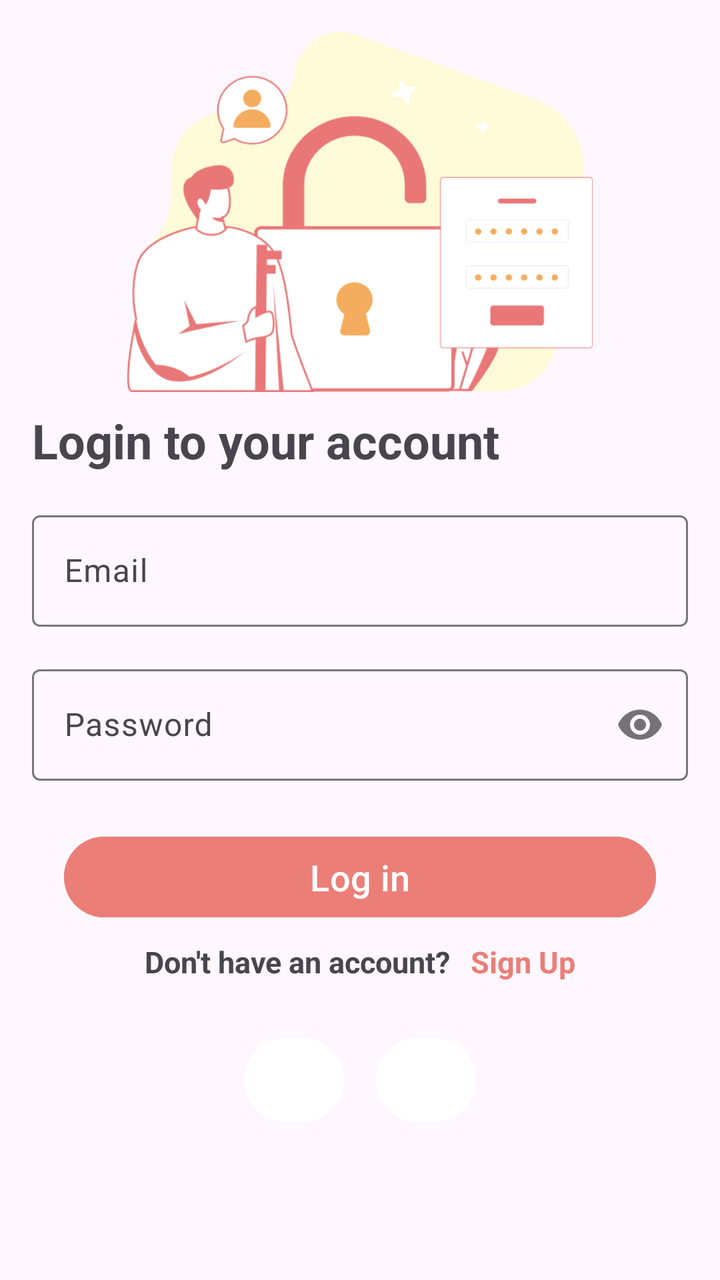
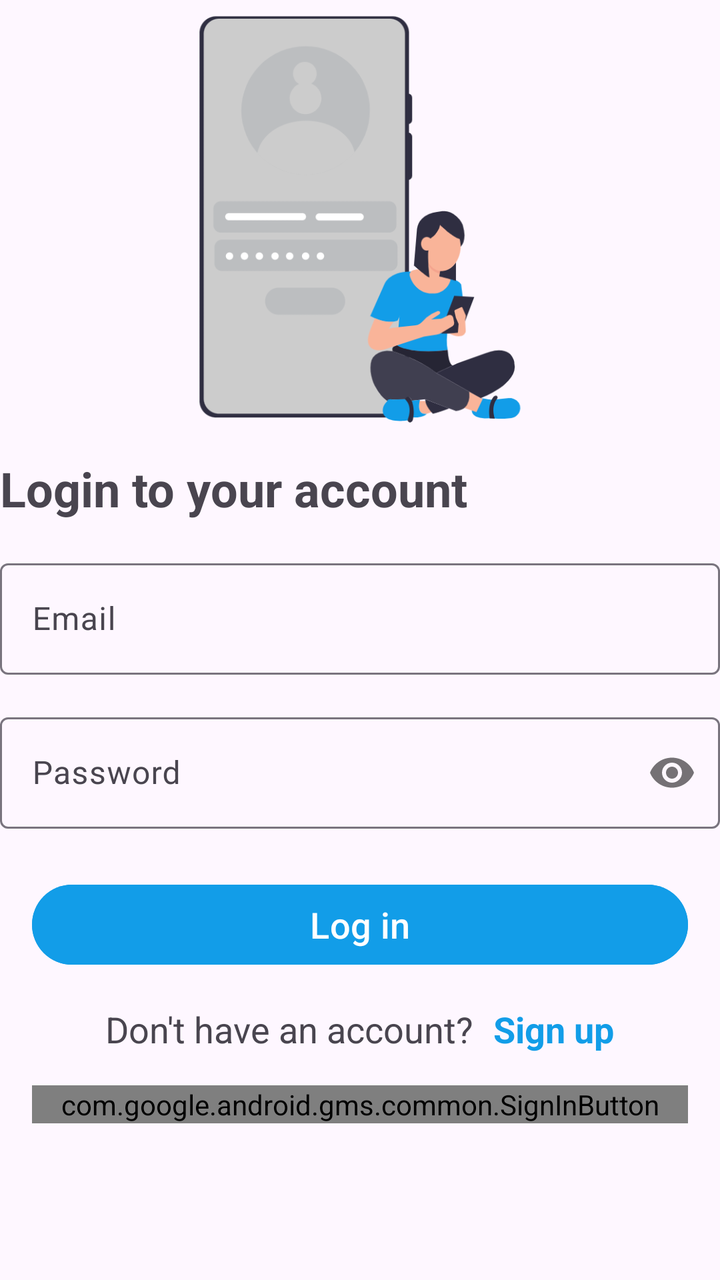

The first picture is an Android layout as it rendered before a commit; the second is the same layout after the commit. The layout source and the unified diff follow.
<!-- AndroidManifest.xml: application theme Theme.MSApplication -->
<!-- res/layout/activity_login.xml -->
<?xml version="1.0" encoding="utf-8"?>
<androidx.constraintlayout.widget.ConstraintLayout
    xmlns:android="http://schemas.android.com/apk/res/android"
    xmlns:app="http://schemas.android.com/apk/res-auto"
    xmlns:tools="http://schemas.android.com/tools"
    android:layout_width="match_parent"
    android:layout_height="match_parent"
    android:padding="16dp"
    tools:context=".LoginActivity">

    <ImageView
        android:id="@+id/image"
        android:layout_width="match_parent"
        android:layout_height="180dp"
        android:src="@drawable/sign_img"
        app:layout_constraintEnd_toEndOf="parent"
        app:layout_constraintStart_toStartOf="parent"
        app:layout_constraintTop_toTopOf="parent"
        />

    <TextView
        android:id="@+id/login_tv"
        android:layout_width="match_parent"
        android:layout_height="wrap_content"
        android:textSize="24sp"
        android:textStyle="bold"
        android:text="Login to your account"
        app:layout_constraintEnd_toEndOf="parent"
        app:layout_constraintStart_toStartOf="parent"
        app:layout_constraintTop_toBottomOf="@id/image"
        android:paddingVertical="8dp"
        />

    <com.google.android.material.textfield.TextInputLayout
        android:id="@+id/email_ed"
        android:layout_width="match_parent"
        android:layout_height="wrap_content"
        app:layout_constraintEnd_toEndOf="parent"
        app:layout_constraintStart_toStartOf="parent"
        app:layout_constraintTop_toBottomOf="@id/login_tv"
        android:paddingVertical="8dp"
        style="@style/Widget.Material3.TextInputLayout.OutlinedBox">

        <com.google.android.material.textfield.TextInputEditText
            android:id="@+id/email"
            android:layout_width="match_parent"
            android:layout_height="wrap_content"
            android:inputType="textEmailAddress"
            android:hint="Email"/>

    </com.google.android.material.textfield.TextInputLayout>

    <com.google.android.material.textfield.TextInputLayout
        android:id="@+id/password_ed"
        android:layout_width="match_parent"
        android:layout_height="wrap_content"
        app:layout_constraintEnd_toEndOf="parent"
        app:layout_constraintStart_toStartOf="parent"
        app:layout_constraintTop_toBottomOf="@id/email_ed"
        android:paddingVertical="8dp"
        app:passwordToggleEnabled="true"
        style="@style/Widget.Material3.TextInputLayout.OutlinedBox">

        <com.google.android.material.textfield.TextInputEditText
            android:id="@+id/password"
            android:layout_width="match_parent"
            android:layout_height="wrap_content"
            android:inputType="textPassword"
            android:hint="Password"/>

    </com.google.android.material.textfield.TextInputLayout>

    <Button
        android:id="@+id/login_btn"
        android:layout_width="match_parent"
        android:layout_height="wrap_content"
        app:layout_constraintEnd_toEndOf="parent"
        app:layout_constraintStart_toStartOf="parent"
        app:layout_constraintTop_toBottomOf="@id/password_ed"
        android:paddingVertical="8dp"
        android:layout_margin="16dp"
        android:textSize="18sp"
        android:text="Log in"
        android:backgroundTint="@color/PrimaryColor"
        />

    <LinearLayout
        android:id="@+id/do_not_have_an_account_tv"
        android:layout_width="match_parent"
        android:layout_height="wrap_content"
        android:orientation="horizontal"
        app:layout_constraintEnd_toEndOf="parent"
        app:layout_constraintStart_toStartOf="parent"
        app:layout_constraintTop_toBottomOf="@id/login_btn"
        android:paddingVertical="8dp"
        android:gravity="center">

        <TextView
            android:layout_width="wrap_content"
            android:layout_height="wrap_content"
            android:textSize="15sp"
            android:textStyle="bold"
            android:text="Don't have an account?"/>

        <TextView
            android:id="@+id/sign_up"
            android:layout_width="wrap_content"
            android:layout_height="wrap_content"
            android:textSize="15sp"
            android:textStyle="bold"
            android:layout_marginLeft="10dp"
            android:textColor="@color/PrimaryColor"
            android:text="Sign Up"/>

    </LinearLayout>

    <LinearLayout
        android:layout_width="match_parent"
        android:layout_height="wrap_content"
        android:orientation="horizontal"
        app:layout_constraintEnd_toEndOf="parent"
        app:layout_constraintStart_toStartOf="parent"
        app:layout_constraintTop_toBottomOf="@id/do_not_have_an_account_tv"
        android:paddingVertical="8dp"
        android:gravity="center">

        <Button
            android:id="@+id/google_btn"
            android:layout_width="50dp"
            android:layout_height="50dp"
            android:layout_gravity="center"
            android:layout_margin="8dp"
            android:foreground="@drawable/fui_ic_google_color_24dp"
            android:backgroundTint="@color/white"
            />

        <Button
            android:id="@+id/facebook_btn"
            android:layout_width="50dp"
            android:layout_height="50dp"
            android:layout_gravity="center"
            android:layout_margin="8dp"
            android:foreground="@drawable/fui_ic_facebook_color_24dp"
            android:backgroundTint="@color/white"
            />

    </LinearLayout>

</androidx.constraintlayout.widget.ConstraintLayout>
<!-- resources referenced by this layout -->
<resources>
  <color name="PrimaryColor">#EC7E78</color>
  <color name="white">#FFFFFFFF</color>
  <!-- drawable fui_ic_facebook_color_24dp: png bitmap (drawable, 914 bytes) -->
  <!-- drawable fui_ic_google_color_24dp: png bitmap (drawable, 1840 bytes) -->
  <!-- drawable sign_img: png bitmap (drawable, 20023 bytes) -->
  <style name="Theme.MSApplication" parent="Base.Theme.MSApplication" />
  <style name="Base.Theme.MSApplication" parent="Theme.Material3.DayNight.NoActionBar">
          
          
          <item name="colorPrimary">@color/Cinnabar</item>
          <item name="colorPrimaryVariant">@color/Jaffa</item>
          <item name="android:statusBarColor">@color/PrimaryColor</item>
      </style>
  <color name="Cinnabar">#E9442A</color>
  <color name="Jaffa">#F16E49</color>
</resources>

<!-- the commit's change to res/layout/activity_login.xml (unified diff, before → after) -->
@@ -5,14 +5,14 @@
     xmlns:tools="http://schemas.android.com/tools"
     android:layout_width="match_parent"
     android:layout_height="match_parent"
-    android:padding="16dp"
+    android:layout_marginHorizontal="16dp"
     tools:context=".LoginActivity">
 
     <ImageView
         android:id="@+id/image"
         android:layout_width="match_parent"
-        android:layout_height="180dp"
-        android:src="@drawable/sign_img"
+        android:layout_height="220dp"
+        android:src="@drawable/login_img"
         app:layout_constraintEnd_toEndOf="parent"
         app:layout_constraintStart_toStartOf="parent"
         app:layout_constraintTop_toTopOf="parent"
@@ -77,12 +77,10 @@
         app:layout_constraintEnd_toEndOf="parent"
         app:layout_constraintStart_toStartOf="parent"
         app:layout_constraintTop_toBottomOf="@id/password_ed"
-        android:paddingVertical="8dp"
         android:layout_margin="16dp"
         android:textSize="18sp"
         android:text="Log in"
-        android:backgroundTint="@color/PrimaryColor"
-        />
+        android:backgroundTint="@color/PrimaryColor" />
 
     <LinearLayout
         android:id="@+id/do_not_have_an_account_tv"
@@ -92,58 +90,35 @@
         app:layout_constraintEnd_toEndOf="parent"
         app:layout_constraintStart_toStartOf="parent"
         app:layout_constraintTop_toBottomOf="@id/login_btn"
-        android:paddingVertical="8dp"
+        android:layout_marginTop="16dp"
         android:gravity="center">
 
         <TextView
             android:layout_width="wrap_content"
             android:layout_height="wrap_content"
-            android:textSize="15sp"
-            android:textStyle="bold"
+            android:textSize="18sp"
             android:text="Don't have an account?"/>
 
         <TextView
-            android:id="@+id/sign_up"
+            android:id="@+id/sign_in_tv"
             android:layout_width="wrap_content"
             android:layout_height="wrap_content"
-            android:textSize="15sp"
+            android:textSize="18sp"
             android:textStyle="bold"
             android:layout_marginLeft="10dp"
             android:textColor="@color/PrimaryColor"
-            android:text="Sign Up"/>
+            android:text="Sign up"/>
 
     </LinearLayout>
 
-    <LinearLayout
+    <com.google.android.gms.common.SignInButton
+        android:id="@+id/google_sign_in_button"
         android:layout_width="match_parent"
         android:layout_height="wrap_content"
-        android:orientation="horizontal"
+        android:layout_gravity="center_horizontal"
+        android:layout_margin="16dp"
         app:layout_constraintEnd_toEndOf="parent"
         app:layout_constraintStart_toStartOf="parent"
-        app:layout_constraintTop_toBottomOf="@id/do_not_have_an_account_tv"
-        android:paddingVertical="8dp"
-        android:gravity="center">
-
-        <Button
-            android:id="@+id/google_btn"
-            android:layout_width="50dp"
-            android:layout_height="50dp"
-            android:layout_gravity="center"
-            android:layout_margin="8dp"
-            android:foreground="@drawable/fui_ic_google_color_24dp"
-            android:backgroundTint="@color/white"
-            />
-
-        <Button
-            android:id="@+id/facebook_btn"
-            android:layout_width="50dp"
-            android:layout_height="50dp"
-            android:layout_gravity="center"
-            android:layout_margin="8dp"
-            android:foreground="@drawable/fui_ic_facebook_color_24dp"
-            android:backgroundTint="@color/white"
-            />
-
-    </LinearLayout>
+        app:layout_constraintTop_toBottomOf="@id/do_not_have_an_account_tv" />
 
 </androidx.constraintlayout.widget.ConstraintLayout>
<!-- resource entries referenced after the edit -->
@@ -1,10 +1,7 @@
 <!-- resources referenced by this layout -->
 <resources>
-  <color name="PrimaryColor">#EC7E78</color>
-  <color name="white">#FFFFFFFF</color>
-  <!-- drawable fui_ic_facebook_color_24dp: png bitmap (drawable, 914 bytes) -->
-  <!-- drawable fui_ic_google_color_24dp: png bitmap (drawable, 1840 bytes) -->
-  <!-- drawable sign_img: png bitmap (drawable, 20023 bytes) -->
+  <color name="PrimaryColor">#129DE8</color>
+  <!-- drawable login_img: png bitmap (drawable, 48574 bytes) -->
   <style name="Theme.MSApplication" parent="Base.Theme.MSApplication" />
   <style name="Base.Theme.MSApplication" parent="Theme.Material3.DayNight.NoActionBar">
           
@@ -13,7 +10,7 @@
           <item name="colorPrimaryVariant">@color/Jaffa</item>
           <item name="android:statusBarColor">@color/PrimaryColor</item>
       </style>
-  <color name="Cinnabar">#E9442A</color>
-  <color name="Jaffa">#F16E49</color>
+  <color name="Cinnabar">#129DE8</color>
+  <color name="Jaffa">#129DE8</color>
 </resources>
 
